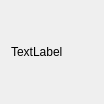
This is headform.ui in mishkoLitvin/L_Aries-progect as Qt 5 draws it before an edit. The edited form follows.
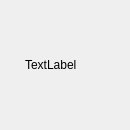
This is the edited form.

Diff of the .ui file:
```diff
--- a/headform.ui
+++ b/headform.ui
@@ -6,8 +6,8 @@
    <rect>
     <x>0</x>
     <y>0</y>
-    <width>100</width>
-    <height>100</height>
+    <width>130</width>
+    <height>130</height>
    </rect>
   </property>
   <property name="windowTitle">
@@ -16,13 +16,45 @@
   <property name="locale">
    <locale language="English" country="UnitedStates"/>
   </property>
-  <layout class="QVBoxLayout" name="verticalLayout">
-   <item>
+  <layout class="QGridLayout" name="gridLayout">
+   <item row="0" column="1">
+    <spacer name="verticalSpacer_2">
+     <property name="orientation">
+      <enum>Qt::Vertical</enum>
+     </property>
+     <property name="sizeHint" stdset="0">
+      <size>
+       <width>20</width>
+       <height>7</height>
+      </size>
+     </property>
+    </spacer>
+   </item>
+   <item row="1" column="0">
+    <spacer name="horizontalSpacer">
+     <property name="orientation">
+      <enum>Qt::Horizontal</enum>
+     </property>
+     <property name="sizeHint" stdset="0">
+      <size>
+       <width>7</width>
+       <height>20</height>
+      </size>
+     </property>
+    </spacer>
+   </item>
+   <item row="1" column="1">
     <widget class="QLabel" name="label">
+     <property name="sizePolicy">
+      <sizepolicy hsizetype="Fixed" vsizetype="Fixed">
+       <horstretch>0</horstretch>
+       <verstretch>0</verstretch>
+      </sizepolicy>
+     </property>
      <property name="minimumSize">
       <size>
-       <width>82</width>
-       <height>82</height>
+       <width>80</width>
+       <height>80</height>
       </size>
      </property>
      <property name="text">
@@ -30,6 +62,32 @@
      </property>
     </widget>
    </item>
+   <item row="1" column="2">
+    <spacer name="horizontalSpacer_2">
+     <property name="orientation">
+      <enum>Qt::Horizontal</enum>
+     </property>
+     <property name="sizeHint" stdset="0">
+      <size>
+       <width>7</width>
+       <height>20</height>
+      </size>
+     </property>
+    </spacer>
+   </item>
+   <item row="2" column="1">
+    <spacer name="verticalSpacer">
+     <property name="orientation">
+      <enum>Qt::Vertical</enum>
+     </property>
+     <property name="sizeHint" stdset="0">
+      <size>
+       <width>20</width>
+       <height>7</height>
+      </size>
+     </property>
+    </spacer>
+   </item>
   </layout>
  </widget>
  <resources/>
```
